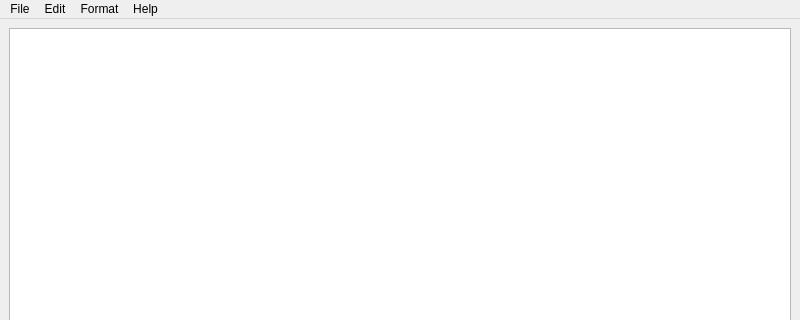
Old version of the form notepad/mainwindow.ui in the repository AmirNikravan/notepad-qt; both pictures show x 0 to 800 and y 0 to 320 of the 800 by 600 pixel window.
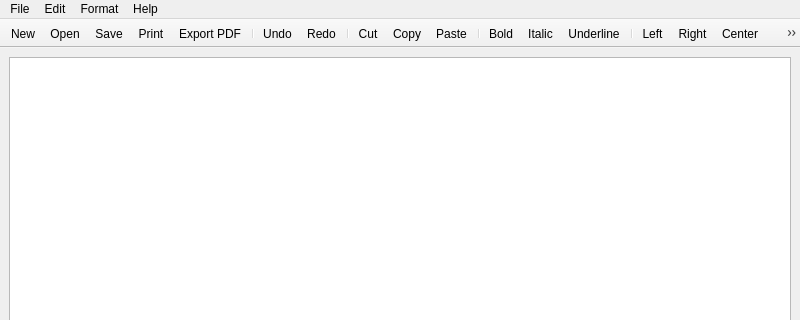
New version of the form. Icons and pictures are not drawn.

Commit message: add shortcuts and tool bar

```diff
--- a/notepad/mainwindow.ui
+++ b/notepad/mainwindow.ui
@@ -86,6 +86,50 @@
    <addaction name="menuFormat"/>
    <addaction name="menuHelp"/>
   </widget>
+  <widget class="QToolBar" name="toolBar">
+   <property name="cursor">
+    <cursorShape>OpenHandCursor</cursorShape>
+   </property>
+   <property name="acceptDrops">
+    <bool>false</bool>
+   </property>
+   <property name="windowTitle">
+    <string>toolBar</string>
+   </property>
+   <property name="movable">
+    <bool>false</bool>
+   </property>
+   <attribute name="toolBarArea">
+    <enum>TopToolBarArea</enum>
+   </attribute>
+   <attribute name="toolBarBreak">
+    <bool>false</bool>
+   </attribute>
+   <addaction name="actionNew"/>
+   <addaction name="actionOpen"/>
+   <addaction name="actionSave"/>
+   <addaction name="actionPrint"/>
+   <addaction name="actionExport_PDF"/>
+   <addaction name="separator"/>
+   <addaction name="actionUndo"/>
+   <addaction name="actionRedo"/>
+   <addaction name="separator"/>
+   <addaction name="actionCut"/>
+   <addaction name="actionCopy"/>
+   <addaction name="actionPaste"/>
+   <addaction name="separator"/>
+   <addaction name="actionBold"/>
+   <addaction name="actionItalic"/>
+   <addaction name="actionUnderline"/>
+   <addaction name="separator"/>
+   <addaction name="actionLeft"/>
+   <addaction name="actionRight"/>
+   <addaction name="actionCenter"/>
+   <addaction name="actionJustify"/>
+   <addaction name="separator"/>
+   <addaction name="actionFont"/>
+   <addaction name="actionColor"/>
+  </widget>
   <action name="actionNew">
    <property name="icon">
     <iconset resource="rees.qrc">
```
Left out of the diff: 66 changed lines with no effect on the pictures.
